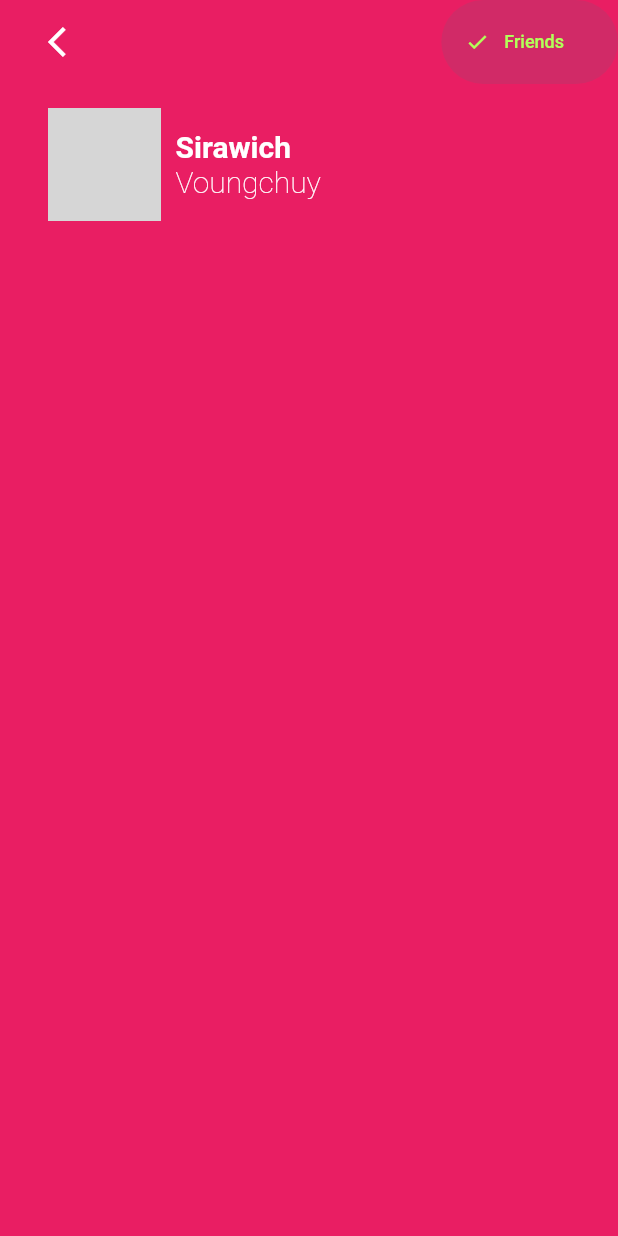
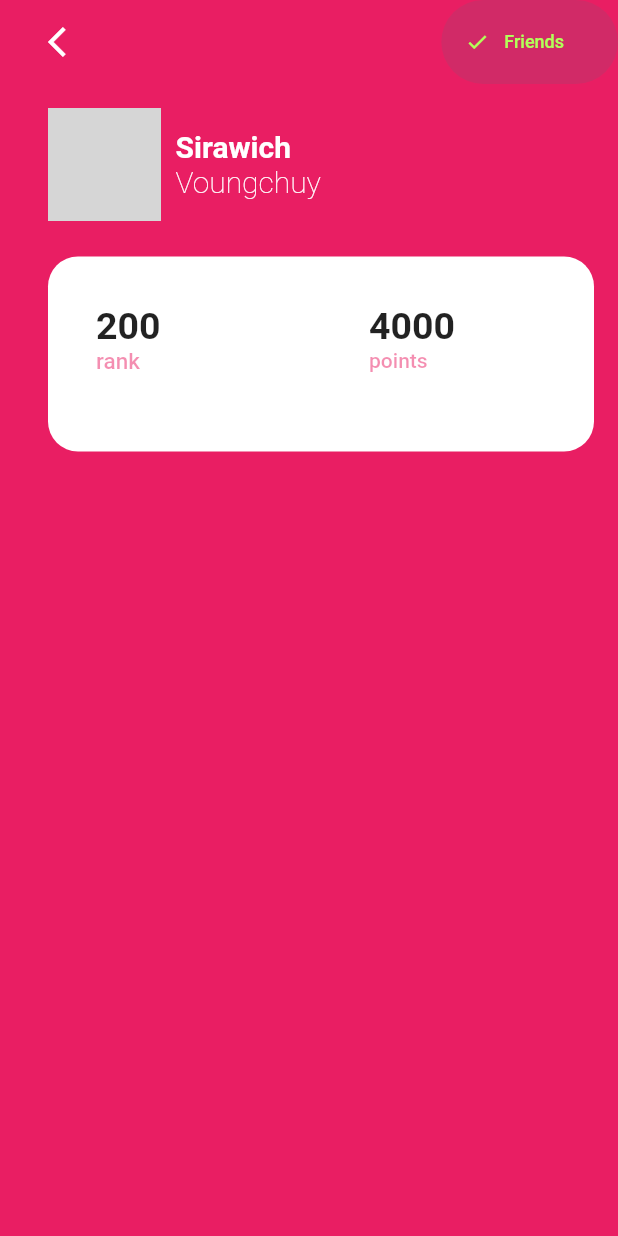
Before and after one commit to SirawichDev/git_statistic_flutter, a Flutter app: the screen it shows after launch, on a phone screen of 412 x 824 dp. Run offline on Flutter 3.47's test engine with Material 2 defaults, Android fonts, the phone set to English and light mode, and no system bars; grey boxes are pictures that could not be loaded.

Commit message:
score finished

```diff
--- a/lib/main.dart
+++ b/lib/main.dart
@@ -106,9 +106,46 @@ class HomePage extends StatelessWidget {
       ),
     );
   }
-  Widget scorer(){
-    return Container(
 
+  Widget scorer() {
+    return Padding(
+      padding: const EdgeInsets.only(left: 32,top: 24.0,right: 16.0),
+      child: Container(
+        width: double.infinity,
+        height: 130.0,
+        decoration: BoxDecoration(
+            borderRadius: BorderRadius.circular(20.0),
+            color: Colors.white
+        ),
+        child: Row(
+          children: <Widget>[
+            Expanded(
+              child: Padding(
+                padding: const EdgeInsets.all(32.0),
+                child: Column(
+                  crossAxisAlignment: CrossAxisAlignment.start,
+                  children: <Widget>[
+                    Text("200",style: TextStyle(fontSize: 25.0,fontWeight: FontWeight.bold),),
+                    Text("rank",style: TextStyle(fontSize: 15.0,color: Colors.pink.withOpacity(.5),fontWeight: FontWeight.w500),)
+                  ],
+                ),
+              ),
+            ),
+            Expanded(
+              child: Padding(
+                padding: const EdgeInsets.all(32.0),
+                child: Column(
+                  crossAxisAlignment: CrossAxisAlignment.start,
+                  children: <Widget>[
+                    Text("4000",style: TextStyle(fontWeight: FontWeight.bold,fontSize: 25.0),),
+                    Text("points",style: TextStyle(fontWeight: FontWeight.w500,color:Colors.pink.withOpacity(.5)),)
+                  ],
+                ),
+              ),
+            )
+          ],
+        ),
+      ),
     );
   }
 }
```
